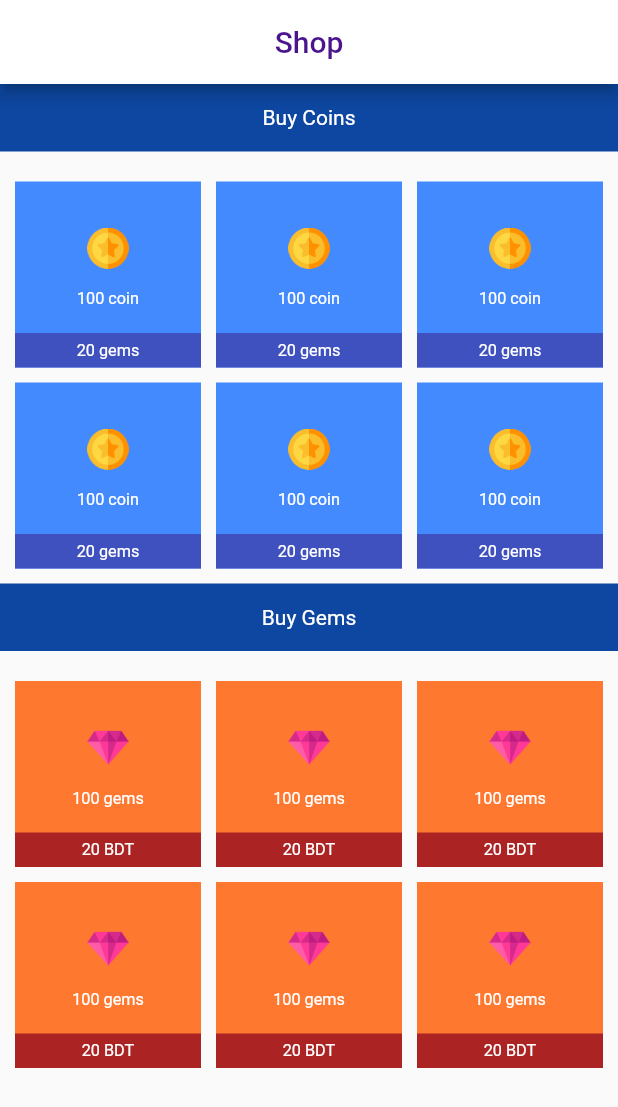
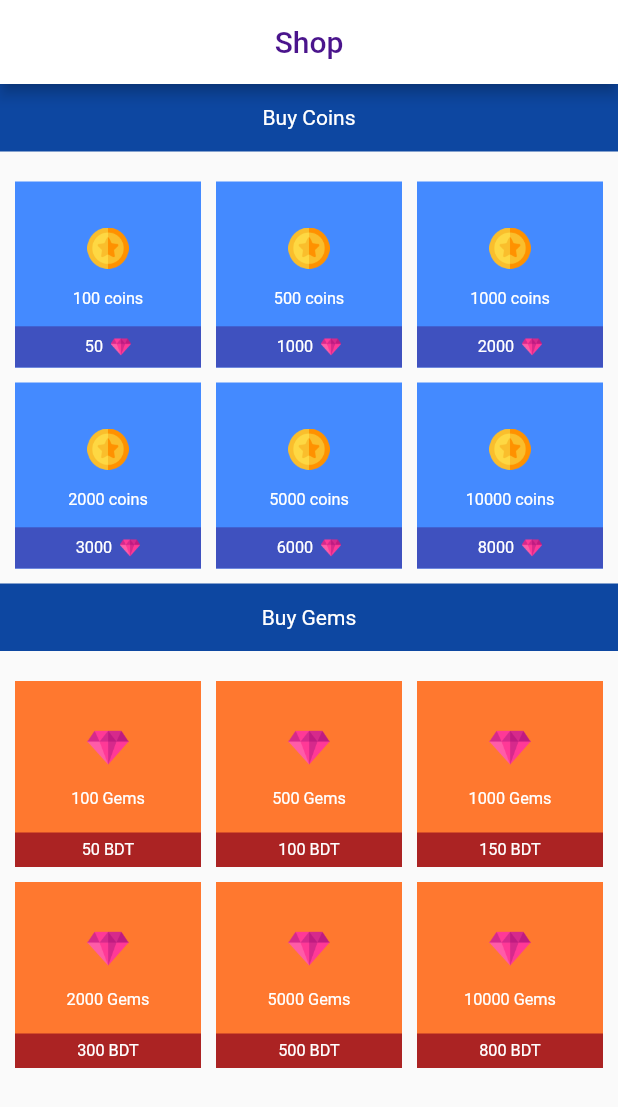
Before and after one commit to MohammadRakib/quizhouse, a Flutter app: the ShopView screen opened directly, on a phone screen of 412 x 824 dp. Shown: the top 1107 px of the screen. Run offline on Flutter 3.47's test engine with Material 2 defaults, Android fonts, the light colour scheme and no system bars; our stand-ins replace carousel_slider, flutter_spinkit, intl_phone_field, percent_indicator, sqflite; accounts and stored records are empty.

Commit message:
Shop part 4

```diff
--- /dev/null
+++ b/lib/models/shop_item_model.dart
@@ -0,0 +1,19 @@
+class ShopItemModel{
+
+  String quantity;
+  String price;
+
+  ShopItemModel({required this.quantity, required this.price});
+
+  Map<String, dynamic> toMap() {
+    return {
+      'quantity': quantity,
+      'price': price,
+    };
+  }
+
+  @override
+  String toString() {
+    return 'ShopItemModel{quantity: $quantity, price: $price}';
+  }
+}
--- /dev/null
+++ b/lib/viewModels/shop/shop_view_model.dart
@@ -0,0 +1,63 @@
+import 'package:flutter/material.dart';
+import 'package:quizhouse/models/shop_item_model.dart';
+import 'package:quizhouse/services/shop_services.dart';
+import 'package:quizhouse/views/shop/coin/coin_item_view.dart';
+import 'package:quizhouse/views/shop/gem/gem_item_view.dart';
+
+class ShopVIewModel extends ChangeNotifier{
+  List<ShopItemModel> _coinItems = [];
+  List<ShopItemModel> _gemItems = [];
+  List<CoinItemView> _coinItemViewList = [];
+  List<GemItemView> _gemItemViewList = [];
+
+
+  List<ShopItemModel> get gemItems => _gemItems;
+
+  set gemItems(List<ShopItemModel> value) {
+    _gemItems = value;
+  }
+
+  List<GemItemView> get gemItemViewList => _gemItemViewList;
+
+  set gemItemViewList(List<GemItemView> value) {
+    _gemItemViewList = value;
+    notifyListeners();
+  }
+
+  List<CoinItemView> get coinItemViewList => _coinItemViewList;
+
+  set coinItemViewList(List<CoinItemView> value) {
+    _coinItemViewList = value;
+    notifyListeners();
+  }
+
+  List<ShopItemModel> get coinItems => _coinItems;
+
+  set coinItems(List<ShopItemModel> value) {
+    _coinItems = value;
+  }
+
+  ShopVIewModel(){
+    getCoin();
+    getGem();
+  }
+
+  Future getCoin()async{
+    coinItems = await ShopServices().getCoin();
+    coinItemViewList = generateCoinItem();
+  }
+
+  Future getGem()async{
+    gemItems = await ShopServices().getGem();
+    gemItemViewList = generateGemItem();
+  }
+
+  List<CoinItemView> generateCoinItem(){
+    return List.generate(coinItems.length, (index) => CoinItemView(quantity: coinItems[index].quantity, price: coinItems[index].price));
+  }
+
+  List<GemItemView> generateGemItem(){
+    return List.generate(gemItems.length, (index) => GemItemView(quantity: gemItems[index].quantity, price: gemItems[index].price));
+  }
+
+}
--- a/lib/views/shop/coin/coin_item_view.dart
+++ b/lib/views/shop/coin/coin_item_view.dart
@@ -2,7 +2,9 @@ import 'package:flutter/material.dart';
 import 'package:quizhouse/core/utils/color.dart';
 
 class CoinItemView extends StatelessWidget {
-  const CoinItemView({Key? key}) : super(key: key);
+  String quantity;
+  String price;
+  CoinItemView({Key? key, required this.quantity, required this.price}) : super(key: key);
 
   @override
   Widget build(BuildContext context) {
@@ -26,7 +28,7 @@ class CoinItemView extends StatelessWidget {
                 ),
                 Padding(
                   padding: EdgeInsets.only(top: orientation == Orientation.portrait? 0 : 8),
-                  child: Text('100 coin',
+                  child: Text('$quantity coins',
                     style: TextStyle(color: coinNumberTextColor,
                     fontSize: orientation == Orientation.portrait? width/38 : width/35,
                     ),
@@ -39,11 +41,23 @@ class CoinItemView extends StatelessWidget {
           width: double.infinity,
           child: Center(
               child: Padding(
-                padding: const EdgeInsets.all(5.0),
-                child: Text('20 gems',
-                  style: TextStyle(color: coinPriceColor,
-                    fontSize: orientation == Orientation.portrait? width/38 : width/40,
-                  ),
+                padding: EdgeInsets.all(orientation == Orientation.portrait? 0 : 5,),
+                child: Row(
+                  mainAxisAlignment: MainAxisAlignment.center,
+                  children: [
+                    Padding(
+                      padding: EdgeInsets.only(right: orientation == Orientation.portrait? 5 : 0,),
+                      child: Text(price,
+                        style: TextStyle(color: coinPriceColor,
+                          fontSize: orientation == Orientation.portrait? width/38 : width/40,
+                        ),
+                      ),
+                    ),
+                    Image.asset('lib/assets/icons/diamondShop.png',
+                      width: orientation == Orientation.portrait? width/30 : width/18,
+                      height: orientation == Orientation.portrait? height/30 : height/18,
+                    ),
+                  ],
                 ),
               )),
           )
--- a/lib/views/shop/coin/shop_coin_view.dart
+++ b/lib/views/shop/coin/shop_coin_view.dart
@@ -1,11 +1,13 @@
 import 'package:flutter/material.dart';
-import 'package:quizhouse/views/shop/coin/coin_item_view.dart';
+import 'package:provider/provider.dart';
+import 'package:quizhouse/viewModels/shop/shop_view_model.dart';
 
 class ShopCoinView extends StatelessWidget {
   const ShopCoinView({Key? key}) : super(key: key);
 
   @override
   Widget build(BuildContext context) {
+    ShopVIewModel shopVIewModel = context.watch<ShopVIewModel>();
     return Container(
         padding: const EdgeInsets.all(10.0),
         child: GridView.builder(
@@ -17,9 +19,9 @@ class ShopCoinView extends StatelessWidget {
             mainAxisSpacing: 10.0,
             crossAxisSpacing: 10.0,
           ),
-          itemCount: 6,
+          itemCount: shopVIewModel.coinItemViewList.length,
           itemBuilder: (context, index) {
-            return const CoinItemView();
+            return shopVIewModel.coinItemViewList[index];
           },
         )
     );
--- a/lib/views/shop/gem/gem_item_view.dart
+++ b/lib/views/shop/gem/gem_item_view.dart
@@ -2,7 +2,9 @@ import 'package:flutter/material.dart';
 import 'package:quizhouse/core/utils/color.dart';
 
 class GemItemView extends StatelessWidget {
-  const GemItemView({Key? key}) : super(key: key);
+  String quantity;
+  String price;
+  GemItemView({Key? key, required this.quantity, required this.price}) : super(key: key);
 
   @override
   Widget build(BuildContext context) {
@@ -26,7 +28,7 @@ class GemItemView extends StatelessWidget {
                 ),
                 Padding(
                   padding: EdgeInsets.only(top: orientation == Orientation.portrait? 0 : 8),
-                  child: Text('100 gems',
+                  child: Text('$quantity Gems',
                     style: TextStyle(color: gemNumberTextColor,
                       fontSize: orientation == Orientation.portrait? width/38 : width/40,
                     ),
@@ -40,7 +42,7 @@ class GemItemView extends StatelessWidget {
             child: Center(
                 child: Padding(
                   padding: const EdgeInsets.all(5.0),
-                  child: Text('20 BDT',
+                  child: Text(price,
                     style: TextStyle(color: gemPriceColor,
                       fontSize: orientation == Orientation.portrait? width/38 : width/35,
                     ),
--- a/lib/views/shop/gem/shop_gem_view.dart
+++ b/lib/views/shop/gem/shop_gem_view.dart
@@ -1,11 +1,13 @@
 import 'package:flutter/material.dart';
-import 'package:quizhouse/views/shop/gem/gem_item_view.dart';
+import 'package:provider/provider.dart';
+import 'package:quizhouse/viewModels/shop/shop_view_model.dart';
 
 class ShopGemView extends StatelessWidget {
   const ShopGemView({Key? key}) : super(key: key);
 
   @override
   Widget build(BuildContext context) {
+    ShopVIewModel shopVIewModel = context.watch<ShopVIewModel>();
     return Container(
         padding: const EdgeInsets.all(10.0),
         child: GridView.builder(
@@ -17,9 +19,9 @@ class ShopGemView extends StatelessWidget {
             mainAxisSpacing: 10.0,
             crossAxisSpacing: 10.0,
           ),
-          itemCount: 6,
+          itemCount: shopVIewModel.gemItemViewList.length,
           itemBuilder: (context, index) {
-            return const GemItemView();
+            return shopVIewModel.gemItemViewList[index];
           },
         )
     );
--- a/lib/views/wrapper/home_wrapper.dart
+++ b/lib/views/wrapper/home_wrapper.dart
@@ -2,9 +2,7 @@ import 'package:flutter/material.dart';
 import 'package:quizhouse/core/utils/color.dart';
 import 'package:quizhouse/views/home/home_view.dart';
 import 'package:quizhouse/views/maintenance_view.dart';
-import 'package:provider/provider.dart';
-
-import '../../viewModels/wrapper/auth_wrapper_view_model.dart';
+import 'package:quizhouse/views/shop/shop_view.dart';
 
 class HomeWrapper extends StatefulWidget {
   const HomeWrapper({Key? key}) : super(key: key);
@@ -15,7 +13,7 @@ class HomeWrapper extends StatefulWidget {
 
 class _HomeWrapperState extends State<HomeWrapper> {
 
-  List<Widget> states = [const MaintenanceView(), const MaintenanceView(), const HomeView(), const MaintenanceView(), const MaintenanceView()];
+  List<Widget> states = [const MaintenanceView(), const MaintenanceView(), const HomeView(), const ShopView(), const MaintenanceView()];
   int _state = 2;
 
   @override
```
Also changed, not shown: lib/main.dart (+18 -27 lines), lib/repository/shop_repository.dart (added, +83 -0 lines), lib/services/shop_services.dart (added, +34 -0 lines).
